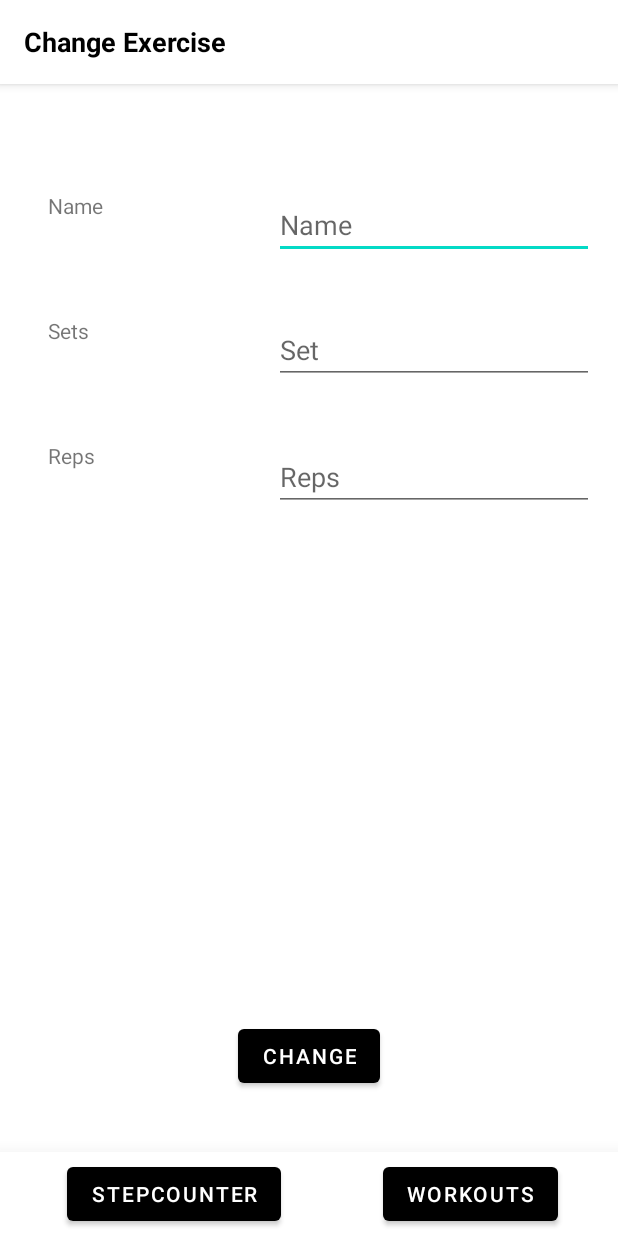
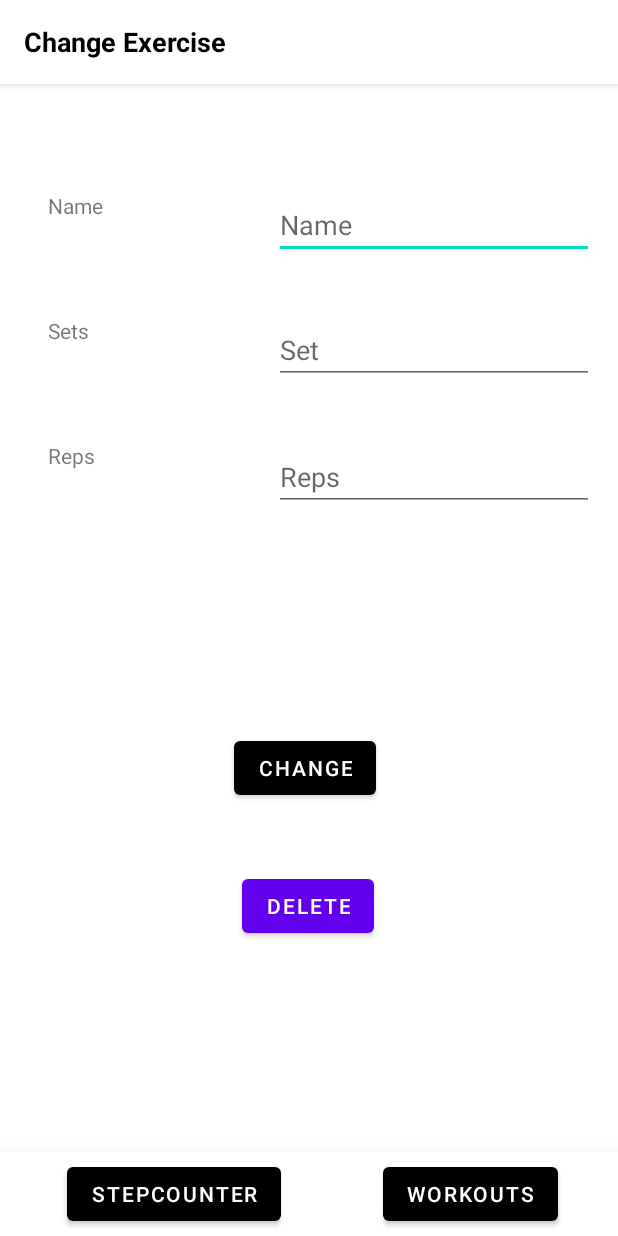
Before and after one commit to MatthewBradon/WorkoutBuilderApp, an Android app: the ChangeExercise screen opened directly, with no data from a screen before it, on a phone screen of 412 x 824 dp. Run offline under Robolectric (Android 15) with nearby library versions, the phone set to English and light mode, and no system bars.

Commit message:
Added feature to delete exercises when in change exercise activity

```diff
--- a/app/src/main/java/com/example/workoutbuilder/ChangeExercise.java
+++ b/app/src/main/java/com/example/workoutbuilder/ChangeExercise.java
@@ -16,7 +16,7 @@ import com.google.android.material.textfield.TextInputEditText;
 public class ChangeExercise extends AppCompatActivity {
 
     private EditText nameET, repsET, setET;
-    private Button changeBtn, workoutBtn;
+    private Button changeBtn, workoutBtn, deleteBtn;
     private String programJSONString;
     private String workoutName;
     private  String exerciseToEditJSON;
@@ -34,6 +34,7 @@ public class ChangeExercise extends AppCompatActivity {
         setET = findViewById(R.id.editSetTV);
 
         changeBtn = findViewById(R.id.changeBtn);
+        deleteBtn = findViewById(R.id.deleteButton);
 
         System.out.println(programJSONString);
         System.out.println(workoutName);
@@ -55,6 +56,17 @@ public class ChangeExercise extends AppCompatActivity {
             data.putExtra("exerciseToEditJSON", exerciseToEditJSON);
             setResult(RESULT_OK, data);
 
+            finish();
+        });
+
+        deleteBtn.setOnClickListener(v -> {
+            Intent data = new Intent();
+
+            data.putExtra("programJSONString", programJSONString);
+            data.putExtra("workoutName", workoutName);
+            data.putExtra("exerciseToEditJSON", exerciseToEditJSON);
+
+            setResult(MainActivity.RESULT_DELETE, data);
             finish();
         });
 
--- a/app/src/main/java/com/example/workoutbuilder/DisplayedWorkout.java
+++ b/app/src/main/java/com/example/workoutbuilder/DisplayedWorkout.java
@@ -82,6 +82,10 @@ public class DisplayedWorkout extends AppCompatActivity {
             setResult(RESULT_OK, data);
             finish();
         }
+        if(requestCode == EDIT_EXERCISE_REQUEST && resultCode == MainActivity.RESULT_DELETE){
+            setResult(MainActivity.RESULT_DELETE, data);
+            finish();
+        }
     }
 
 }
--- a/app/src/main/java/com/example/workoutbuilder/Workout.java
+++ b/app/src/main/java/com/example/workoutbuilder/Workout.java
@@ -30,6 +30,10 @@ public class Workout {
     // Method to add an exercise to the workout
     public void addExercise(Exercise exercise) {
         exercises.add(exercise);
+    }
+
+    public void removeExercise(Exercise exercise) {
+        exercises.remove(exercise);
     }
 
 
--- a/app/src/main/res/layout/activity_change_exercise.xml
+++ b/app/src/main/res/layout/activity_change_exercise.xml
@@ -158,10 +158,22 @@
         android:id="@+id/changeBtn"
         android:layout_width="wrap_content"
         android:layout_height="wrap_content"
-        android:layout_marginBottom="40dp"
+        android:layout_marginBottom="232dp"
         android:text="Change"
         app:backgroundTint="@android:color/black"
         app:layout_constraintBottom_toTopOf="@+id/toolbarBottom"
         app:layout_constraintEnd_toEndOf="parent"
+        app:layout_constraintHorizontal_bias="0.492"
+        app:layout_constraintStart_toStartOf="parent" />
+
+    <Button
+        android:id="@+id/deleteButton"
+        android:layout_width="wrap_content"
+        android:layout_height="wrap_content"
+        android:layout_marginBottom="140dp"
+        android:text="Delete"
+        app:layout_constraintBottom_toTopOf="@+id/toolbarBottom"
+        app:layout_constraintEnd_toEndOf="parent"
+        app:layout_constraintHorizontal_bias="0.498"
         app:layout_constraintStart_toStartOf="parent" />
 </androidx.constraintlayout.widget.ConstraintLayout>
```
Also changed, not shown: app/src/main/java/com/example/workoutbuilder/MainActivity.java (+30 -13 lines).
